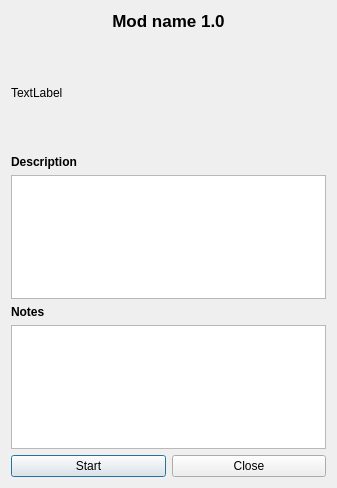
Before: the Qt Designer form ui/modinfo.ui in ngld/old-knossos, drawn with Qt 5.
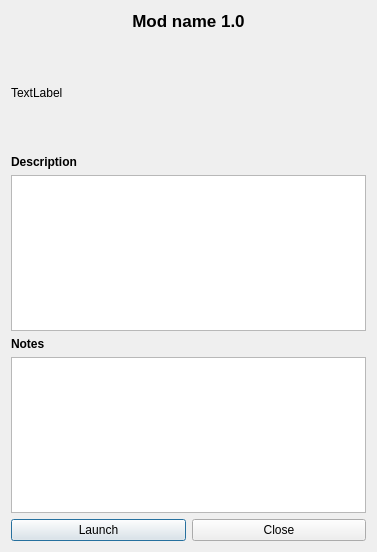
After: the same form once the commit is applied.

Patch:
```diff
--- a/ui/modinfo.ui
+++ b/ui/modinfo.ui
@@ -6,8 +6,8 @@
    <rect>
     <x>0</x>
     <y>0</y>
-    <width>337</width>
-    <height>488</height>
+    <width>377</width>
+    <height>552</height>
    </rect>
   </property>
   <property name="windowTitle">
@@ -64,7 +64,11 @@
     </widget>
    </item>
    <item>
-    <widget class="QPlainTextEdit" name="desc"/>
+    <widget class="QPlainTextEdit" name="desc">
+     <property name="readOnly">
+      <bool>true</bool>
+     </property>
+    </widget>
    </item>
    <item>
     <widget class="QLabel" name="label_3">
@@ -80,14 +84,18 @@
     </widget>
    </item>
    <item>
-    <widget class="QPlainTextEdit" name="note"/>
+    <widget class="QPlainTextEdit" name="note">
+     <property name="readOnly">
+      <bool>true</bool>
+     </property>
+    </widget>
    </item>
    <item>
     <layout class="QHBoxLayout" name="horizontalLayout">
      <item>
       <widget class="QPushButton" name="runButton">
        <property name="text">
-        <string>Start</string>
+        <string>Launch</string>
        </property>
       </widget>
      </item>
```
